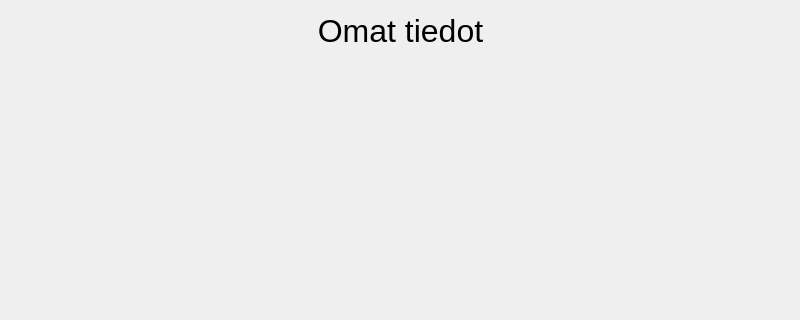
Old version of the form frontend/tietowindow.ui in the repository 22kmo-project/group_6; both pictures show x 0 to 800 and y 0 to 320 of the 800 by 600 pixel window.
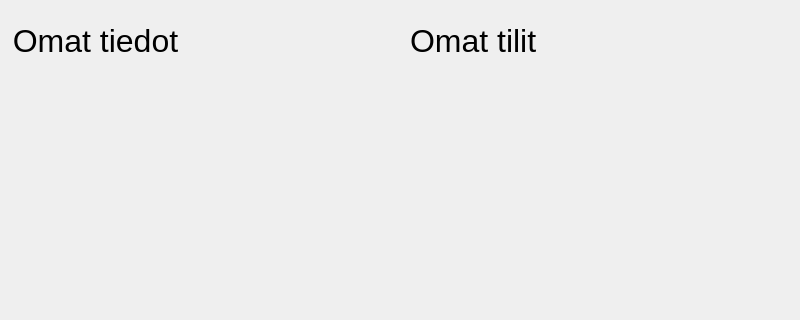
New version of the form.

Commit message: Ikkuna näyttää nyt myös käyttäjän tilit

```diff
--- a/frontend/tietowindow.ui
+++ b/frontend/tietowindow.ui
@@ -34,9 +34,9 @@
   <widget class="QLabel" name="label">
    <property name="geometry">
     <rect>
-     <x>0</x>
-     <y>10</y>
-     <width>801</width>
+     <x>-20</x>
+     <y>20</y>
+     <width>231</width>
      <height>41</height>
     </rect>
    </property>
@@ -68,9 +68,9 @@
   <widget class="QTextEdit" name="textInfo">
    <property name="geometry">
     <rect>
-     <x>0</x>
+     <x>10</x>
      <y>70</y>
-     <width>801</width>
+     <width>401</width>
      <height>271</height>
     </rect>
    </property>
@@ -92,6 +92,48 @@
     <bool>true</bool>
    </property>
   </widget>
+  <widget class="QTextEdit" name="textTilit">
+   <property name="geometry">
+    <rect>
+     <x>410</x>
+     <y>70</y>
+     <width>391</width>
+     <height>271</height>
+    </rect>
+   </property>
+   <property name="font">
+    <font>
+     <pointsize>24</pointsize>
+    </font>
+   </property>
+   <property name="styleSheet">
+    <string notr="true">QTextEdit {
+  background: transparent;
+  border: none;
+}</string>
+   </property>
+   <property name="readOnly">
+    <bool>true</bool>
+   </property>
+  </widget>
+  <widget class="QLabel" name="label_2">
+   <property name="geometry">
+    <rect>
+     <x>410</x>
+     <y>20</y>
+     <width>151</width>
+     <height>41</height>
+    </rect>
+   </property>
+   <property name="font">
+    <font>
+     <pointsize>24</pointsize>
+    </font>
+   </property>
+   <property name="text">
+    <string>Omat tilit</string>
+   </property>
+  </widget>
  </widget>
  <resources/>
  <connections/>
```
The commit also changes 7 other files.
